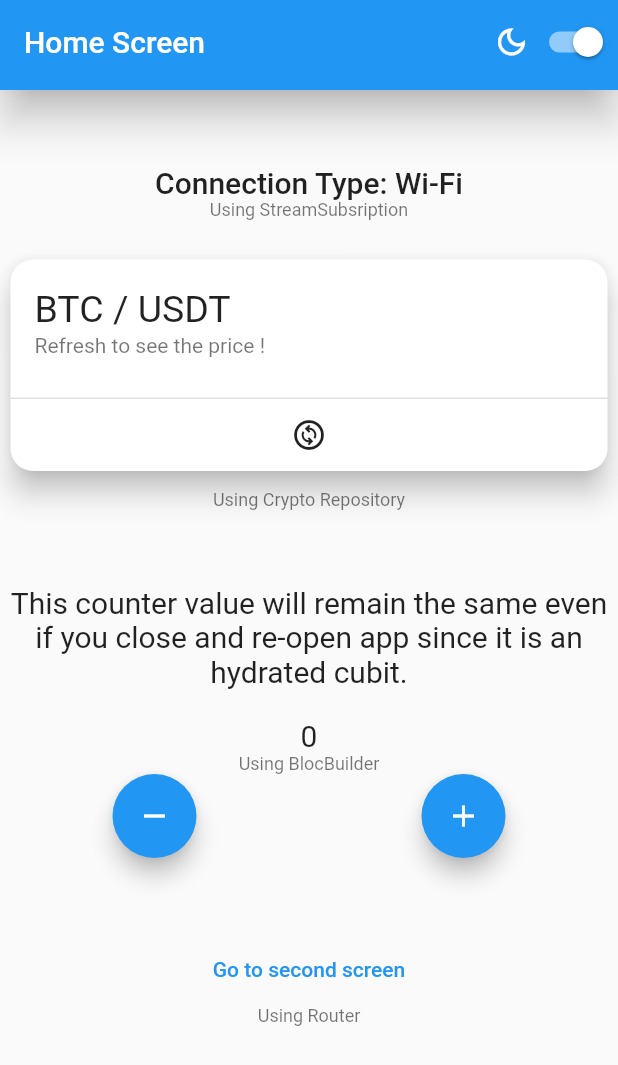
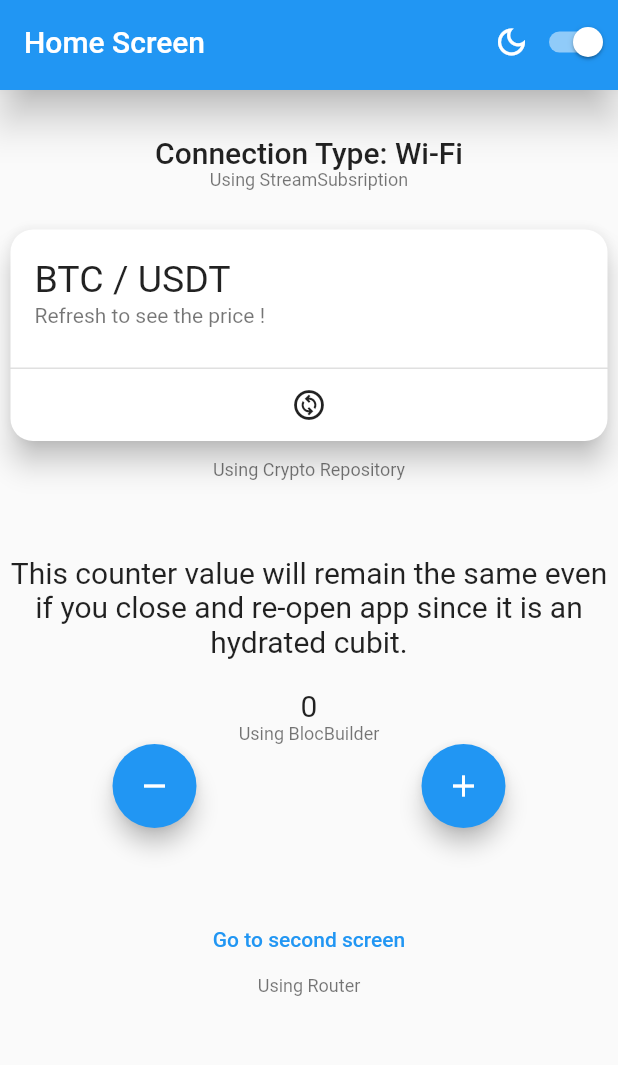
Before and after one commit to baranacikgoz/BloC_repository_pattern_template, a Flutter app: the screen it shows after launch, on a phone screen of 412 x 824 dp. Shown: the top 1065 px of the screen. Run offline on Flutter 3.47's test engine with Material 2 defaults, Android fonts, the phone set to English and light mode, and no system bars; our stand-ins replace bloc, connectivity_plus, equatable, flutter_bloc, hydrated_bloc.

Commit message:
changed padding size

```diff
--- a/lib/ui/screens/home_screen/home_screen.dart
+++ b/lib/ui/screens/home_screen/home_screen.dart
@@ -37,7 +37,7 @@ class HomeScreen extends StatelessWidget {
 Widget _buildBody(BuildContext context) {
   return Column(
     children: [
-      const Padding(padding: EdgeInsets.only(top: 50)),
+      const Padding(padding: EdgeInsets.only(top: 30)),
 
       //! Internet connection type
       BlocBuilder<InternetConnectivityCubit, InternetConnectivityState>(
```
